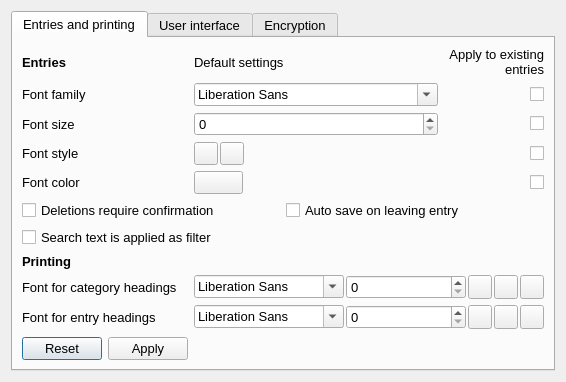
Above: settingsdialog.ui from jan-henkel/Notes before the change. Below: the same form after it.
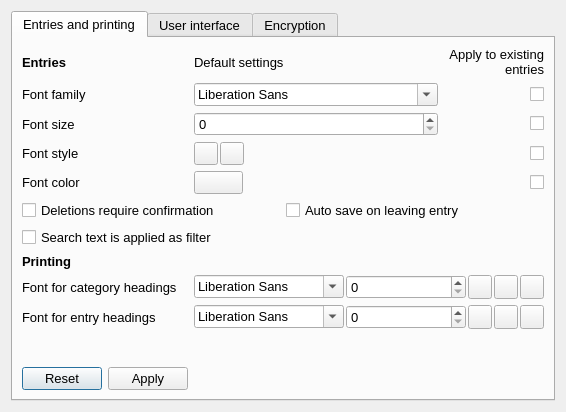
That is the form after the change. Icons and pictures are not drawn.

Commit message: Add default language 'English' in settings

```diff
--- a/settingsdialog.ui
+++ b/settingsdialog.ui
@@ -7,7 +7,7 @@
     <x>0</x>
     <y>0</y>
     <width>552</width>
-    <height>380</height>
+    <height>412</height>
    </rect>
   </property>
   <property name="font">
```
The commit also changes 1 other file.
